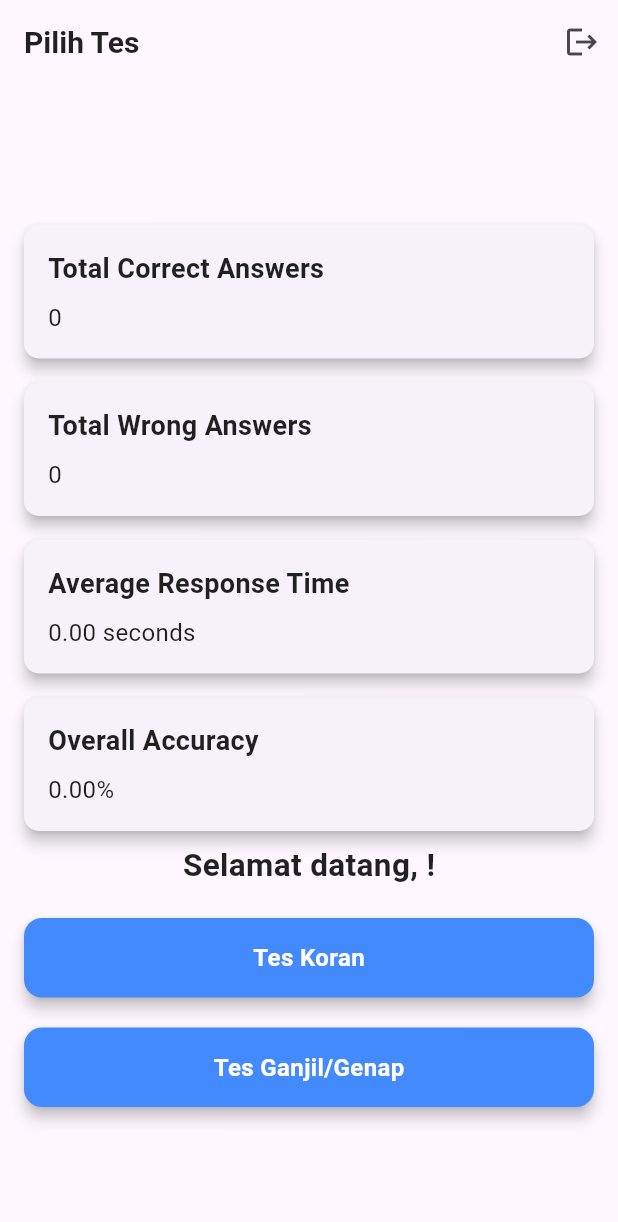
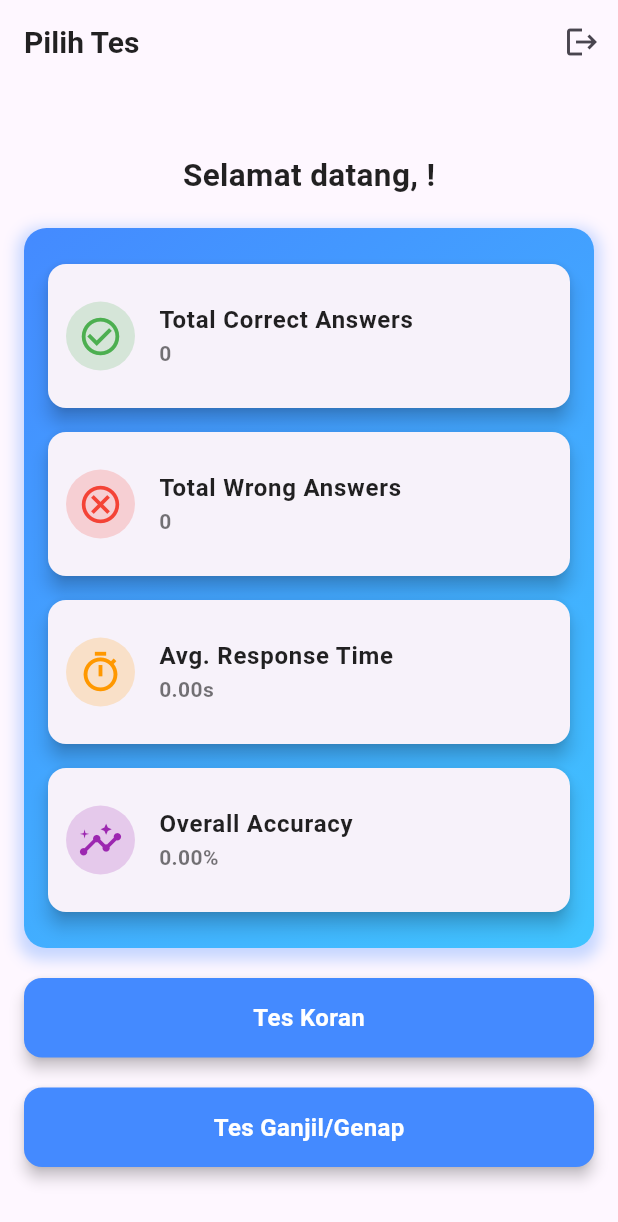
Before and after one commit to moriesdeohutapea/test_koran, a Flutter app: the HomeScreen screen opened directly, on a phone screen of 412 x 824 dp. Shown: the top 1222 px of the screen. Run offline on Flutter 3.47's test engine with Material 3 defaults, Android fonts, the phone set to English and light mode, and no system bars; our stand-ins replace audioplayers, cloud_firestore, firebase_analytics, firebase_auth, firebase_core; accounts and stored records are empty.

```diff
--- a/lib/home_screen.dart
+++ b/lib/home_screen.dart
@@ -80,12 +80,13 @@ class _HomeScreenState extends State<HomeScreen> {
                   ? Column(
                       mainAxisAlignment: MainAxisAlignment.center,
                       children: [
-                        const SummaryWidget(),
                         CustomText(
                           text: 'Selamat datang, $userName!',
                           fontSize: 21,
                           fontWeight: FontWeight.w600,
                         ),
+                        const SizedBox(height: 20),
+                        const SummaryWidget(),
                         const SizedBox(height: 20),
                         CustomButton(
                           label: 'Tes Koran',
--- a/lib/widgets/summary_widget.dart
+++ b/lib/widgets/summary_widget.dart
@@ -59,52 +59,88 @@ class _SummaryWidgetState extends State<SummaryWidget> {
             ? const Center(
                 child:
                     CustomText(text: 'No test data available.', fontSize: 16))
-            : Column(
+            : Container(
+                padding: const EdgeInsets.all(16),
+                decoration: BoxDecoration(
+                  borderRadius: BorderRadius.circular(15),
+                  gradient: LinearGradient(
+                    colors: [Colors.blueAccent, Colors.lightBlueAccent],
+                    begin: Alignment.topLeft,
+                    end: Alignment.bottomRight,
+                  ),
+                  boxShadow: [
+                    BoxShadow(
+                      color: Colors.blueAccent.withOpacity(0.3),
+                      spreadRadius: 4,
+                      blurRadius: 8,
+                      offset: const Offset(0, 4),
+                    ),
+                  ],
+                ),
+                child: Column(
                   crossAxisAlignment: CrossAxisAlignment.stretch,
                   children: [
                     _buildSummaryCard(
                       title: 'Total Correct Answers',
                       value: _summaryData!.totalCorrect.toString(),
+                      icon: Icons.check_circle_outline,
+                      color: Colors.green,
                     ),
                     _buildSummaryCard(
                       title: 'Total Wrong Answers',
                       value: _summaryData!.totalWrong.toString(),
+                      icon: Icons.cancel_outlined,
+                      color: Colors.red,
                     ),
                     _buildSummaryCard(
-                    title: 'Average Response Time',
+                      title: 'Avg. Response Time',
                       value:
-                        '${_summaryData!.averageResponseTime.toStringAsFixed(2)} seconds',
+                          '${_summaryData!.averageResponseTime.toStringAsFixed(2)}s',
+                      icon: Icons.timer_outlined,
+                      color: Colors.orange,
                     ),
                     _buildSummaryCard(
                       title: 'Overall Accuracy',
                       value:
                           '${_summaryData!.overallAccuracy.toStringAsFixed(2)}%',
+                      icon: Icons.insights_outlined,
+                      color: Colors.purple,
                     ),
                   ],
+                ),
               );
   }
 
-  Widget _buildSummaryCard({required String title, required String value}) {
+  Widget _buildSummaryCard({
+    required String title,
+    required String value,
+    required IconData icon,
+    required Color color,
+  }) {
     return Card(
-      elevation: 4,
-      shape: RoundedRectangleBorder(borderRadius: BorderRadius.circular(10)),
+      elevation: 5,
+      shape: RoundedRectangleBorder(borderRadius: BorderRadius.circular(12)),
       margin: const EdgeInsets.symmetric(vertical: 8),
-      child: Padding(
-        padding: const EdgeInsets.all(16),
-        child: Column(
-          crossAxisAlignment: CrossAxisAlignment.start,
-          children: [
-            CustomText(
+      child: ListTile(
+        contentPadding: const EdgeInsets.all(12),
+        leading: Container(
+          padding: const EdgeInsets.all(8),
+          decoration: BoxDecoration(
+            shape: BoxShape.circle,
+            color: color.withOpacity(0.2),
+          ),
+          child: Icon(icon, color: color, size: 30),
+        ),
+        title: CustomText(
           text: title,
-              fontSize: 18,
+          fontSize: 16,
           fontWeight: FontWeight.bold,
         ),
-            const SizedBox(height: 8),
-            CustomText(
+        subtitle: CustomText(
           text: value,
-              fontSize: 16,
-            ),
-          ],
+          fontSize: 14,
+          fontWeight: FontWeight.w600,
+          color: Colors.black54,
         ),
       ),
     );
```
Lines whose indentation alone changed are shown as unchanged.
